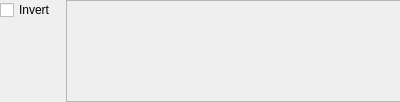
BlueQuartzSoftware/SIMPL, file Source/SVWidgetsLib/FilterParameterWidgets/UI_Files/ComparisonSetWidget.ui: the form before one commit.
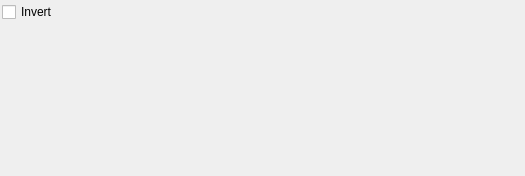
The form after the commit. Icons and pictures are not drawn. Custom widgets are drawn as their Qt base class.

```diff
--- a/Source/SVWidgetsLib/FilterParameterWidgets/UI_Files/ComparisonSetWidget.ui
+++ b/Source/SVWidgetsLib/FilterParameterWidgets/UI_Files/ComparisonSetWidget.ui
@@ -6,8 +6,8 @@
    <rect>
     <x>0</x>
     <y>0</y>
-    <width>400</width>
-    <height>102</height>
+    <width>525</width>
+    <height>176</height>
    </rect>
   </property>
   <property name="sizePolicy">
@@ -30,16 +30,16 @@
   </property>
   <layout class="QGridLayout" name="gridLayout">
    <property name="leftMargin">
-    <number>0</number>
+    <number>2</number>
    </property>
    <property name="topMargin">
-    <number>0</number>
+    <number>2</number>
    </property>
    <property name="rightMargin">
-    <number>0</number>
+    <number>2</number>
    </property>
    <property name="bottomMargin">
-    <number>0</number>
+    <number>2</number>
    </property>
    <item row="0" column="0">
     <widget class="QWidget" name="optionsWidget" native="true">
@@ -57,7 +57,7 @@
      </property>
      <layout class="QVBoxLayout" name="verticalLayout">
       <property name="spacing">
-       <number>0</number>
+       <number>5</number>
       </property>
       <property name="leftMargin">
        <number>0</number>
@@ -79,13 +79,50 @@
        </widget>
       </item>
       <item>
-       <widget class="QPushButton" name="addItemBtn">
+       <spacer name="verticalSpacer_2">
+        <property name="orientation">
+         <enum>Qt::Vertical</enum>
+        </property>
+        <property name="sizeType">
+         <enum>QSizePolicy::Fixed</enum>
+        </property>
+        <property name="sizeHint" stdset="0">
+         <size>
+          <width>6</width>
+          <height>10</height>
+         </size>
+        </property>
+       </spacer>
+      </item>
+      <item>
+       <widget class="SVIconPushButton" name="addItemBtn">
+        <property name="sizePolicy">
+         <sizepolicy hsizetype="Fixed" vsizetype="Fixed">
+          <horstretch>0</horstretch>
+          <verstretch>0</verstretch>
+         </sizepolicy>
+        </property>
         <property name="minimumSize">
          <size>
           <width>24</width>
           <height>24</height>
          </size>
         </property>
+        <property name="maximumSize">
+         <size>
+          <width>24</width>
+          <height>24</height>
+         </size>
+        </property>
+        <property name="toolTip">
+         <string>Add Threshold Criteria</string>
+        </property>
+        <property name="statusTip">
+         <string/>
+        </property>
+        <property name="whatsThis">
+         <string/>
+        </property>
         <property name="text">
          <string/>
         </property>
@@ -137,6 +174,9 @@
      <property name="acceptDrops">
       <bool>true</bool>
      </property>
+     <property name="frameShape">
+      <enum>QFrame::NoFrame</enum>
+     </property>
      <property name="sizeAdjustPolicy">
       <enum>QAbstractScrollArea::AdjustToContents</enum>
      </property>
@@ -148,8 +188,8 @@
        <rect>
         <x>0</x>
         <y>0</y>
-        <width>339</width>
-        <height>100</height>
+        <width>451</width>
+        <height>172</height>
        </rect>
       </property>
       <property name="sizePolicy">
@@ -193,6 +233,13 @@
    </item>
   </layout>
  </widget>
+ <customwidgets>
+  <customwidget>
+   <class>SVIconPushButton</class>
+   <extends>QPushButton</extends>
+   <header location="global">SVControlWidgets.h</header>
+  </customwidget>
+ </customwidgets>
  <tabstops>
   <tabstop>addItemBtn</tabstop>
   <tabstop>conditionalScrollArea</tabstop>
```
Left out of the diff: 7 changed lines with no effect on the pictures.
